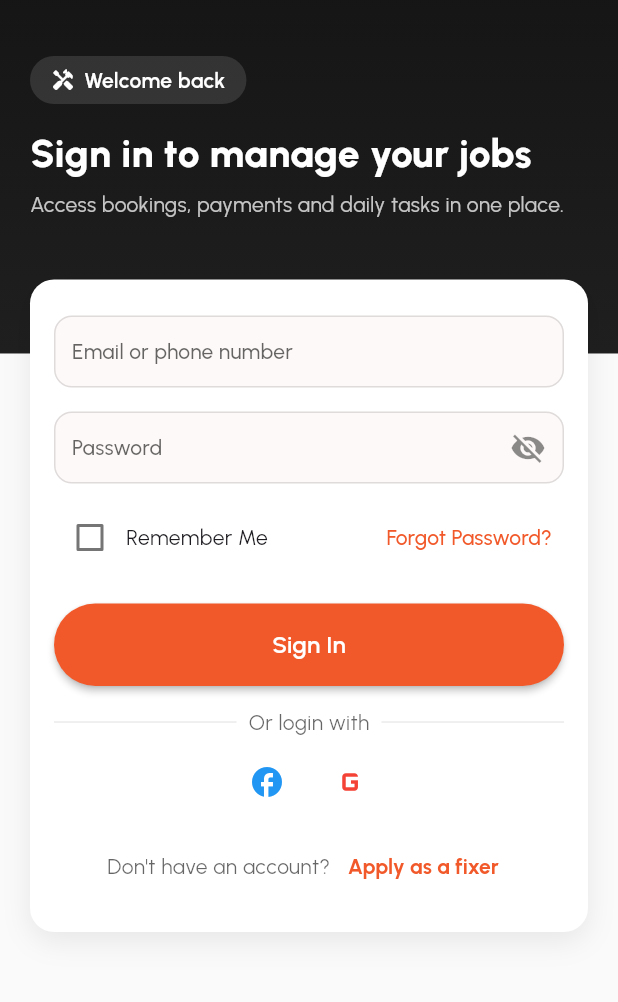
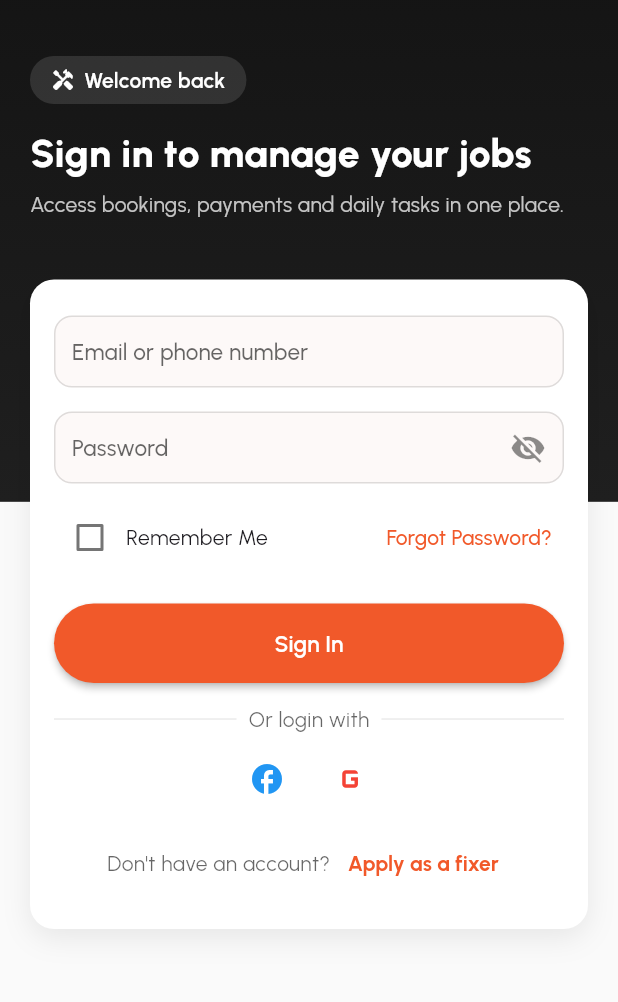
Before and after one commit to cosammalaika/Fixitzed-Fixer-App, a Flutter app: the SignInScreen screen opened by its route, on a phone screen of 412 x 824 dp, the part 178-1180 px from its top. Run offline on Flutter 3.47's test engine with Material 3 defaults, Android fonts, the phone set to English and light mode, and no system bars; our stand-ins replace file_picker, flutter_local_notifications, flutter_riverpod, google_fonts, image_picker, shared_preferences; accounts and stored records are empty.

Commit message:
prod version changes

```diff
--- a/lib/screens/sign_in_screen.dart
+++ b/lib/screens/sign_in_screen.dart
@@ -39,7 +39,9 @@ class _SignInScreenState extends State<SignInScreen> {
 
   Future<void> _loadRememberedIdentifier() async {
     final prefs = await SharedPreferences.getInstance();
-    final remembered = prefs.getString('remember_identifier') ?? prefs.getString('remember_email');
+    final remembered =
+        prefs.getString('remember_identifier') ??
+        prefs.getString('remember_email');
     if (remembered != null && remembered.isNotEmpty) {
       _identifierCtrl.text = remembered;
       setState(() => _rememberMe = true);
@@ -86,7 +88,10 @@ class _SignInScreenState extends State<SignInScreen> {
 
         final prefs = await SharedPreferences.getInstance();
         if (_rememberMe) {
-          await prefs.setString('remember_identifier', _identifierCtrl.text.trim());
+          await prefs.setString(
+            'remember_identifier',
+            _identifierCtrl.text.trim(),
+          );
           await prefs.remove('remember_email');
         } else {
           await prefs.remove('remember_identifier');
@@ -218,7 +223,7 @@ class _SignInScreenState extends State<SignInScreen> {
               return Stack(
                 children: [
                   Container(
-                    height: constraints.maxHeight * 0.43,
+                    height: constraints.maxHeight * 0.55,
                     decoration: const BoxDecoration(
                       gradient: LinearGradient(
                         colors: [Color(0xFF111111), Color(0xFF1F1F1F)],
@@ -355,12 +360,13 @@ class _SignInScreenState extends State<SignInScreen> {
                                     color: Theme.of(
                                       context,
                                     ).colorScheme.onSurface,
-                                    fontSize: 14,
+                                    fontSize: 15,
                                   ),
                                   cursorColor: const Color(0xFFF1592A),
                                   decoration: InputDecoration(
                                     labelText: "Email or phone number",
-                                    hintText: "Enter your email or phone number",
+                                    hintText:
+                                        "Enter your email or phone number",
                                     filled: true,
                                     fillColor: Theme.of(context)
                                         .colorScheme
@@ -427,7 +433,7 @@ class _SignInScreenState extends State<SignInScreen> {
                                     color: Theme.of(
                                       context,
                                     ).colorScheme.onSurface,
-                                    fontSize: 14,
+                                    fontSize: 15,
                                   ),
                                   cursorColor: const Color(0xFFF1592A),
                                   decoration: InputDecoration(
@@ -540,7 +546,7 @@ class _SignInScreenState extends State<SignInScreen> {
                                       : Text(
                                           "Sign In",
                                           style: GoogleFonts.urbanist(
-                                            fontSize: 16,
+                                            fontSize: 15,
                                             fontWeight: FontWeight.w600,
                                           ),
                                         ),
```
